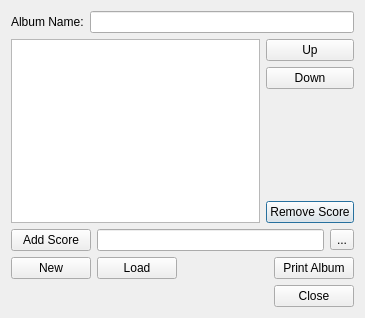
Qt form mscore/mscore/album.ui (musescore/musescore-old) before a commit.
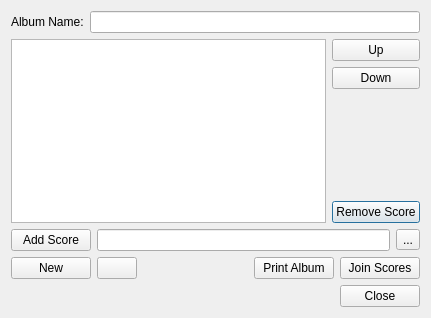
The same form after that commit.

Commit message: add "join score" function

What changed in the file:
```diff
--- a/mscore/mscore/album.ui
+++ b/mscore/mscore/album.ui
@@ -6,7 +6,7 @@
    <rect>
     <x>0</x>
     <y>0</y>
-    <width>365</width>
+    <width>431</width>
     <height>318</height>
    </rect>
   </property>
@@ -138,7 +138,7 @@
         <string>load an existing album</string>
        </property>
        <property name="text">
-        <string>Load</string>
+        <string/>
        </property>
       </widget>
      </item>
@@ -162,6 +162,13 @@
        </property>
       </widget>
      </item>
+     <item>
+      <widget class="QPushButton" name="createScore">
+       <property name="text">
+        <string>Join Scores</string>
+       </property>
+      </widget>
+     </item>
     </layout>
    </item>
    <item>
```
The commit also changes 16 other files.
